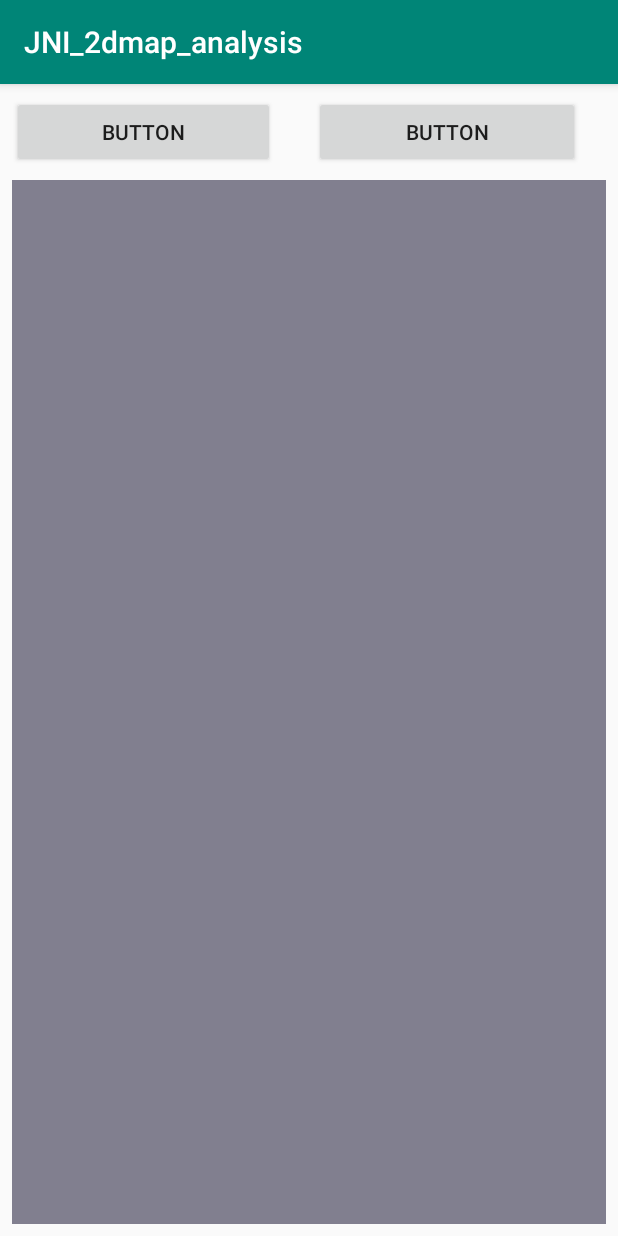
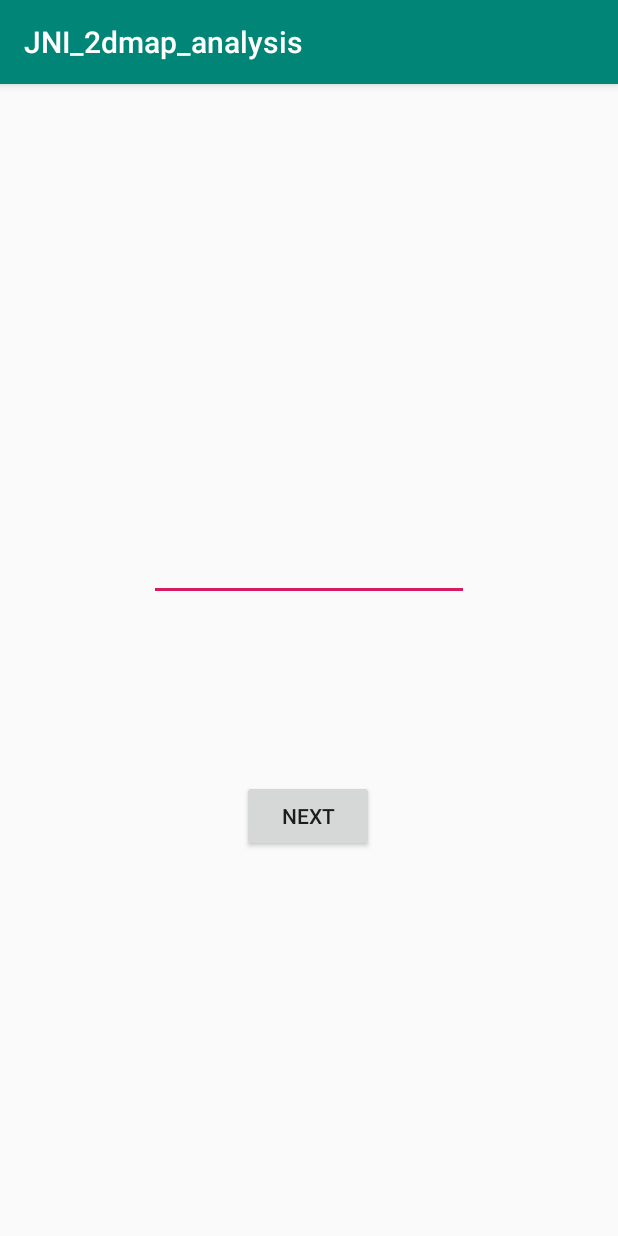
Before and after one commit to KennyChaos7/JNI_2dmap_analysis, an Android app: the screen it shows after launch (MainActivity before the commit, FirstActivity after it), on a phone screen of 412 x 824 dp. Run offline under Robolectric (Android 15) with nearby library versions, the phone set to English and light mode, and no system bars.

```diff
--- a/app/src/main/AndroidManifest.xml
+++ b/app/src/main/AndroidManifest.xml
@@ -9,13 +9,14 @@
         android:supportsRtl="true"
         android:theme="@style/AppTheme"
         >
-        <activity android:name="org.k.MainActivity" android:screenOrientation="portrait">
+        <activity android:name="org.k.FirstActivity" android:screenOrientation="portrait">
             <intent-filter>
                 <action android:name="android.intent.action.MAIN"/>
 
                 <category android:name="android.intent.category.LAUNCHER"/>
             </intent-filter>
         </activity>
+        <activity android:name="org.k.MainActivity"  android:screenOrientation="portrait"/>
     </application>
 
     <uses-permission android:name="android.permission.CHANGE_WIFI_MULTICAST_STATE" />
--- a/app/src/main/java/org/k/BitmapView.java
+++ b/app/src/main/java/org/k/BitmapView.java
@@ -65,7 +65,7 @@ public class BitmapView extends View implements View.OnTouchListener, GestureDet
             postInvalidate();
         }
         if (BuildConfig.DEBUG) {
-            Log.e("addBitmap", "postInvalidate");
+            Log.e("addBitmap", "postInvalidate ---- " + System.currentTimeMillis());
         }
     }
 
--- /dev/null
+++ b/app/src/main/java/org/k/FirstActivity.java
@@ -0,0 +1,39 @@
+package org.k;
+
+import android.content.Intent;
+import android.os.Bundle;
+import android.support.design.widget.Snackbar;
+import android.support.v7.app.AppCompatActivity;
+import android.view.View;
+import android.widget.Button;
+import android.widget.EditText;
+
+import org.k.jni_2dmap_analysis.R;
+
+/**
+ * Created by Kenny on 18-12-10.
+ */
+public class FirstActivity extends AppCompatActivity {
+    private EditText mET_ip = null;
+    private Button btn_next = null;
+
+    @Override
+    protected void onCreate(Bundle bundle)
+    {
+        super.onCreate(bundle);
+        setContentView(R.layout.activity_first);
+
+        mET_ip = findViewById(R.id.et_ip);
+        btn_next = findViewById(R.id.btn_intent);
+        btn_next.setOnClickListener(v -> {
+            if (!mET_ip.getText().toString().trim().equals(""))
+            {
+                startActivity(new Intent(FirstActivity.this,MainActivity.class).putExtra("ip",mET_ip.getText().toString().trim()));
+                finish();
+            }else
+            {
+                Snackbar.make(btn_next,"need IP",Snackbar.LENGTH_LONG).show();
+            }
+        });
+    }
+}
--- a/app/src/main/java/org/k/JNIUtils.java
+++ b/app/src/main/java/org/k/JNIUtils.java
@@ -28,7 +28,7 @@ public final class JNIUtils {
         this.color_block = parseColor(str_color_block);
         this.color_cleaned = parseColor(str_color_cleaned);
         for (int i = 0; i < 100 ; i++ )
-            last_time_history_id_list[i] = 2;
+            last_time_history_id_list[i] = 0;
     }
 
     /**
--- /dev/null
+++ b/app/src/main/res/layout/activity_first.xml
@@ -0,0 +1,35 @@
+<?xml version="1.0" encoding="utf-8"?>
+<android.support.constraint.ConstraintLayout
+    xmlns:android="http://schemas.android.com/apk/res/android"
+    xmlns:app="http://schemas.android.com/apk/res-auto"
+    xmlns:tools="http://schemas.android.com/tools"
+    android:layout_width="match_parent"
+    android:layout_height="match_parent">
+
+    <EditText
+        android:id="@+id/et_ip"
+        android:layout_width="wrap_content"
+        android:layout_height="wrap_content"
+        android:layout_marginStart="8dp"
+        android:layout_marginTop="8dp"
+        android:layout_marginEnd="8dp"
+        android:layout_marginBottom="8dp"
+        android:ems="10"
+        android:inputType="text"
+        app:layout_constraintBottom_toTopOf="@+id/btn_intent"
+        app:layout_constraintEnd_toEndOf="parent"
+        app:layout_constraintStart_toStartOf="parent"
+        app:layout_constraintTop_toTopOf="parent"
+        app:layout_constraintVertical_bias="0.724"/>
+
+    <Button
+        android:id="@+id/btn_intent"
+        android:layout_width="wrap_content"
+        android:layout_height="wrap_content"
+        android:layout_marginBottom="256dp"
+        android:text="Next"
+        app:layout_constraintBottom_toBottomOf="parent"
+        app:layout_constraintEnd_toEndOf="@+id/et_ip"
+        app:layout_constraintHorizontal_bias="0.496"
+        app:layout_constraintStart_toStartOf="@+id/et_ip"/>
+</android.support.constraint.ConstraintLayout>
--- a/app/src/main/res/layout/activity_main.xml
+++ b/app/src/main/res/layout/activity_main.xml
@@ -13,7 +13,7 @@
         android:layout_height="wrap_content"
         android:layout_marginStart="8dp"
         android:layout_marginTop="8dp"
-        android:text="Button"
+        android:text="1"
         app:layout_constraintStart_toStartOf="parent"
         app:layout_constraintTop_toTopOf="parent"/>
 
@@ -37,7 +37,7 @@
         android:layout_marginStart="8dp"
         android:layout_marginTop="8dp"
         android:layout_marginEnd="8dp"
-        android:text="Button"
+        android:text="2"
         app:layout_constraintEnd_toEndOf="parent"
         app:layout_constraintStart_toEndOf="@+id/btn_first"
         app:layout_constraintTop_toTopOf="parent"/>
```
Also changed, not shown: app/src/main/java/org/k/MainActivity.java (+8 -5 lines).
